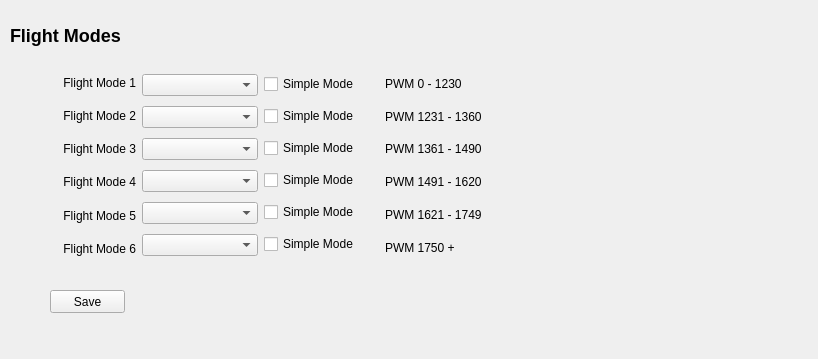
mavlink/qgroundcontrol, file src/ui/configuration/FlightModeConfig.ui: the form before one commit.
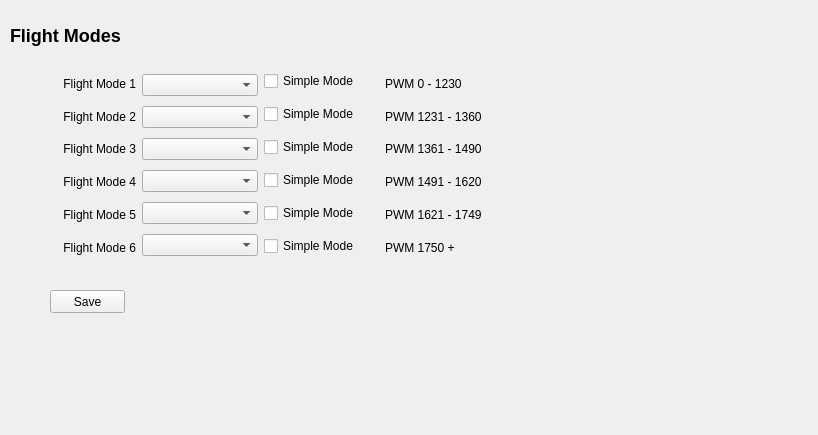
The form after the commit.

Commit message:
Re-wrote FlightModeConfig
Realized that I had configured my APM:Plane incorrectly since
FlightModeConfig was only set up to work with APM:Copter. Changed code
to respect mode switch channel parameter across all APM frame types.
Also a pile of other changes to make this code much more bullet proof
and correct. Implemented simple mode as well. Changed the style of the
code to be more data driven. This allows for adjusting for new param
values without needed to changing any code.

```diff
--- a/src/ui/configuration/FlightModeConfig.ui
+++ b/src/ui/configuration/FlightModeConfig.ui
@@ -7,7 +7,7 @@
     <x>0</x>
     <y>0</y>
     <width>818</width>
-    <height>359</height>
+    <height>435</height>
    </rect>
   </property>
   <property name="windowTitle">
@@ -40,15 +40,15 @@
    </property>
    <layout class="QHBoxLayout" name="horizontalLayout">
     <item>
-     <layout class="QVBoxLayout" name="verticalLayout">
+     <layout class="QVBoxLayout" name="labelLayout">
       <property name="spacing">
-       <number>8</number>
+       <number>-1</number>
       </property>
       <property name="topMargin">
        <number>0</number>
       </property>
       <item>
-       <widget class="QLabel" name="label_11">
+       <widget class="QLabel" name="mode0Label">
         <property name="text">
          <string>Flight Mode 1</string>
         </property>
@@ -58,7 +58,7 @@
        </widget>
       </item>
       <item>
-       <widget class="QLabel" name="label_5">
+       <widget class="QLabel" name="mode1Label">
         <property name="text">
          <string>Flight Mode 2</string>
         </property>
@@ -68,7 +68,7 @@
        </widget>
       </item>
       <item>
-       <widget class="QLabel" name="label_9">
+       <widget class="QLabel" name="mode2Label">
         <property name="text">
          <string>Flight Mode 3</string>
         </property>
@@ -78,7 +78,7 @@
        </widget>
       </item>
       <item>
-       <widget class="QLabel" name="label_2">
+       <widget class="QLabel" name="mode3Label">
         <property name="text">
          <string>Flight Mode 4</string>
         </property>
@@ -88,7 +88,7 @@
        </widget>
       </item>
       <item>
-       <widget class="QLabel" name="label_7">
+       <widget class="QLabel" name="mode4Label">
         <property name="text">
          <string>Flight Mode 5</string>
         </property>
@@ -98,7 +98,7 @@
        </widget>
       </item>
       <item>
-       <widget class="QLabel" name="label_13">
+       <widget class="QLabel" name="mode5Label">
         <property name="text">
          <string>Flight Mode 6</string>
         </property>
@@ -110,21 +110,33 @@
      </layout>
     </item>
     <item>
-     <layout class="QVBoxLayout" name="verticalLayout_4">
+     <layout class="QVBoxLayout" name="comboLayout">
+      <property name="topMargin">
+       <number>0</number>
+      </property>
       <item>
-       <widget class="QComboBox" name="mode1ComboBox">
+       <widget class="QComboBox" name="mode0ComboBox">
+        <property name="sizePolicy">
+         <sizepolicy hsizetype="Preferred" vsizetype="Fixed">
+          <horstretch>0</horstretch>
+          <verstretch>0</verstretch>
+         </sizepolicy>
+        </property>
         <property name="frame">
          <bool>true</bool>
         </property>
        </widget>
       </item>
       <item>
-       <widget class="QComboBox" name="mode2ComboBox">
+       <widget class="QComboBox" name="mode1ComboBox">
         <property name="styleSheet">
          <string notr="true"/>
         </property>
        </widget>
       </item>
+      <item>
+       <widget class="QComboBox" name="mode2ComboBox"/>
+      </item>
       <item>
        <widget class="QComboBox" name="mode3ComboBox"/>
       </item>
@@ -134,19 +146,23 @@
       <item>
        <widget class="QComboBox" name="mode5ComboBox"/>
       </item>
-      <item>
-       <widget class="QComboBox" name="mode6ComboBox"/>
-      </item>
      </layout>
     </item>
     <item>
-     <layout class="QVBoxLayout" name="verticalLayout_3">
+     <layout class="QVBoxLayout" name="simpleCheckBoxLayout">
       <property name="spacing">
-       <number>8</number>
+       <number>12</number>
       </property>
       <property name="topMargin">
        <number>0</number>
       </property>
+      <item>
+       <widget class="QCheckBox" name="mode0SimpleCheckBox">
+        <property name="text">
+         <string>Simple Mode</string>
+        </property>
+       </widget>
+      </item>
       <item>
        <widget class="QCheckBox" name="mode1SimpleCheckBox">
         <property name="text">
@@ -182,19 +198,15 @@
         </property>
        </widget>
       </item>
-      <item>
-       <widget class="QCheckBox" name="mode6SimpleCheckBox">
-        <property name="text">
-         <string>Simple Mode</string>
-        </property>
-       </widget>
-      </item>
      </layout>
     </item>
     <item>
-     <layout class="QVBoxLayout" name="verticalLayout_2">
+     <layout class="QVBoxLayout" name="PWMLabelLayout">
+      <property name="spacing">
+       <number>-1</number>
+      </property>
       <item>
-       <widget class="QLabel" name="mode1Label">
+       <widget class="QLabel" name="mode0PWMLabel">
         <property name="styleSheet">
          <string notr="true"/>
         </property>
@@ -204,35 +216,35 @@
        </widget>
       </item>
       <item>
-       <widget class="QLabel" name="mode2Label">
+       <widget class="QLabel" name="mode1PWMLabel">
         <property name="text">
          <string>PWM 1231 - 1360</string>
         </property>
        </widget>
       </item>
       <item>
-       <widget class="QLabel" name="mode3Label">
+       <widget class="QLabel" name="mode2PWMLabel">
         <property name="text">
          <string>PWM 1361 - 1490</string>
         </property>
        </widget>
       </item>
       <item>
-       <widget class="QLabel" name="mode4Label">
+       <widget class="QLabel" name="mode3PWMLabel">
         <property name="text">
          <string>PWM 1491 - 1620</string>
         </property>
        </widget>
       </item>
       <item>
-       <widget class="QLabel" name="mode5Label">
+       <widget class="QLabel" name="mode4PWMLabel">
         <property name="text">
          <string>PWM 1621 - 1749</string>
         </property>
        </widget>
       </item>
       <item>
-       <widget class="QLabel" name="mode6Label">
+       <widget class="QLabel" name="mode5PWMLabel">
         <property name="styleSheet">
          <string notr="true"/>
         </property>
```
The commit also changes 2 other files.
